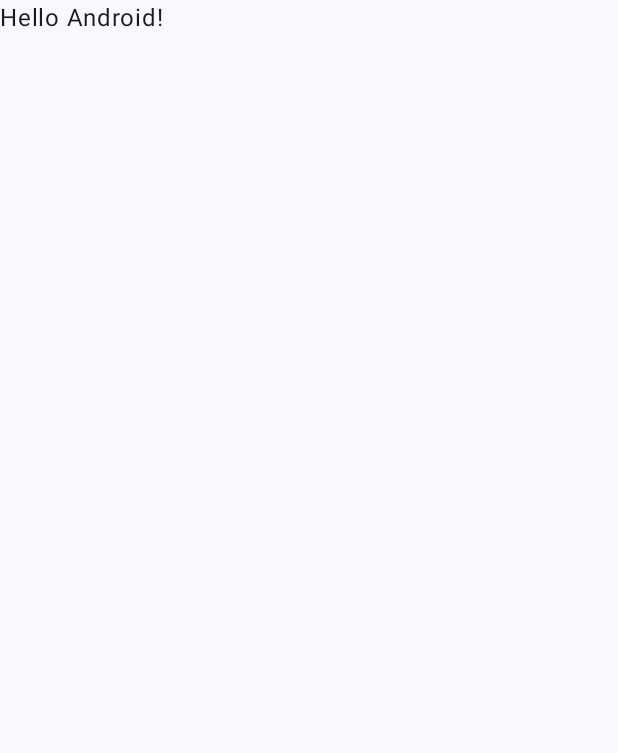
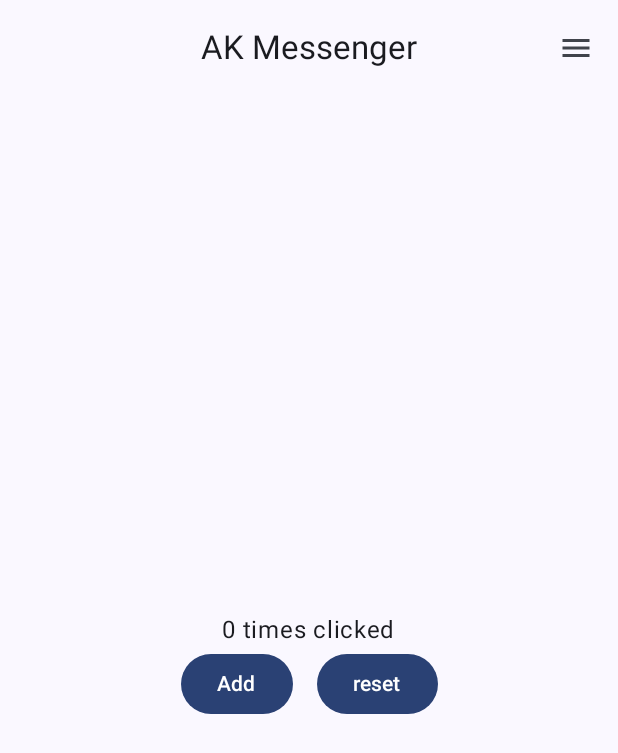
Before and after one commit to Sampad-Amirkabir/AK-Messenger, an Android app built with Jetpack Compose: the screen it shows after launch (MainActivity), on a phone screen of 412 x 824 dp. Before the commit the part shown is almost empty. Shown: the top 753 px of the screen. Run offline under Robolectric (Android 15) with nearby library versions, the phone set to English and light mode, and no system bars.

Commit message:
sample code added

```diff
--- a/app/src/main/java/ir/amirkabir10/messenger/MainActivity.kt
+++ b/app/src/main/java/ir/amirkabir10/messenger/MainActivity.kt
@@ -4,13 +4,36 @@ import android.os.Bundle
 import androidx.activity.ComponentActivity
 import androidx.activity.compose.setContent
 import androidx.activity.enableEdgeToEdge
+import androidx.compose.foundation.layout.Arrangement
+import androidx.compose.foundation.layout.Column
+import androidx.compose.foundation.layout.Row
 import androidx.compose.foundation.layout.fillMaxSize
 import androidx.compose.foundation.layout.padding
+import androidx.compose.foundation.shape.RoundedCornerShape
+import androidx.compose.material.icons.Icons
+import androidx.compose.material.icons.twotone.Menu
+import androidx.compose.material3.Button
+import androidx.compose.material3.CenterAlignedTopAppBar
+import androidx.compose.material3.ExperimentalMaterial3Api
+import androidx.compose.material3.Icon
+import androidx.compose.material3.IconButton
 import androidx.compose.material3.Scaffold
+import androidx.compose.material3.Surface
 import androidx.compose.material3.Text
 import androidx.compose.runtime.Composable
+import androidx.compose.runtime.getValue
+import androidx.compose.runtime.mutableIntStateOf
+import androidx.compose.runtime.mutableStateOf
+import androidx.compose.runtime.remember
+import androidx.compose.runtime.setValue
+import androidx.compose.ui.Alignment
 import androidx.compose.ui.Modifier
+import androidx.compose.ui.draw.clip
+import androidx.compose.ui.text.font.FontWeight
 import androidx.compose.ui.tooling.preview.Preview
+import androidx.compose.ui.unit.dp
+import androidx.compose.ui.unit.sp
+import androidx.compose.ui.window.Dialog
 import ir.amirkabir10.messenger.ui.theme.AKMessengerTheme
 
 class MainActivity : ComponentActivity() {
@@ -19,29 +42,103 @@ class MainActivity : ComponentActivity() {
 		enableEdgeToEdge()
 		setContent {
 			AKMessengerTheme {
-				Scaffold(modifier = Modifier.fillMaxSize()) { innerPadding ->
-					Greeting(
-						name = "Android",
-						modifier = Modifier.padding(innerPadding)
-					)
+				MainComponent()
+			}
+		}
+	}
+}
+
+@OptIn(ExperimentalMaterial3Api::class)
+@Composable
+fun MainComponent() {
+	var n by remember { mutableIntStateOf(0) }
+	var showDialog by remember { mutableStateOf(false) }
+
+	if (showDialog) {
+		Dialog(onDismissRequest = { showDialog = false }) {
+			Surface(
+				modifier = Modifier.clip(RoundedCornerShape(16.dp))
+			) {
+				Column(
+					verticalArrangement = Arrangement.spacedBy(15.dp),
+					horizontalAlignment = Alignment.CenterHorizontally,
+					modifier = Modifier
+						.padding(16.dp)
+				) {
+					Text(text = "Are you sure to reset counter?")
+					Row(
+						horizontalArrangement = Arrangement.spacedBy(20.dp)
+					) {
+						Button(onClick = {
+							n = 0
+							showDialog = false
+						}) {
+							Text(text = "Yes", fontSize = 20.sp, fontWeight = FontWeight.Black)
+						}
+						Button(onClick = {
+							showDialog = false
+						}) {
+							Text(text = "No", fontSize = 20.sp, fontWeight = FontWeight.Black)
+						}
+					}
+				}
+			}
+		}
+	}
+
+	Scaffold(
+		topBar = {
+			CenterAlignedTopAppBar(
+				title = { Text(text = "AK Messenger") },
+				actions = {
+					IconButton(onClick = { /*TODO*/ }) {
+						Icon(Icons.TwoTone.Menu, "")
+					}
+				}
+			)
+		}
+	) { contentPadding ->
+		Surface(
+			modifier = Modifier
+				.fillMaxSize()
+				.padding(contentPadding)
+		) {
+			Column(
+				horizontalAlignment = Alignment.CenterHorizontally,
+				verticalArrangement = Arrangement.Center
+			) {
+				Text(text = "$n times clicked")
+
+				Row(
+					horizontalArrangement = Arrangement.spacedBy(16.dp)
+				) {
+					Button(onClick = { n++ }) {
+						Text(text = "Add")
+					}
+
+					Button(onClick = {
+						showDialog = true
+					}) {
+						Text(text = "reset")
+					}
 				}
 			}
 		}
 	}
 }
 
+@Preview(showBackground = true)
 @Composable
-fun Greeting(name: String, modifier: Modifier = Modifier) {
-	Text(
-		text = "Hello $name!",
-		modifier = modifier
-	)
+private fun LightPreview() {
+	AKMessengerTheme(darkTheme = false) {
+		MainComponent()
+	}
 }
 
 @Preview(showBackground = true)
 @Composable
-fun GreetingPreview() {
-	AKMessengerTheme {
-		Greeting("Android")
+private fun DarkPreview() {
+	AKMessengerTheme(darkTheme = true) {
+		MainComponent()
 	}
 }
--- a/gradle/libs.versions.toml
+++ b/gradle/libs.versions.toml
@@ -1,5 +1,5 @@
 [versions]
-agp = "8.5.0-alpha05"
+agp = "8.5.0-alpha06"
 kotlin = "1.9.0"
 coreKtx = "1.10.1"
 junit = "4.13.2"
```
